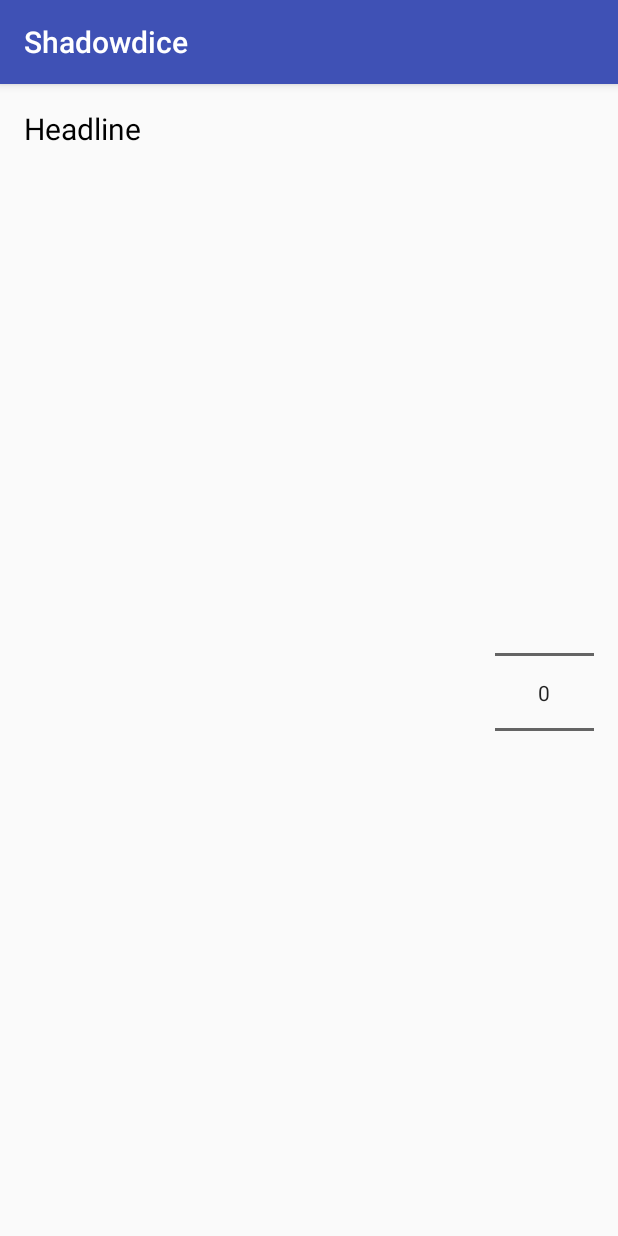
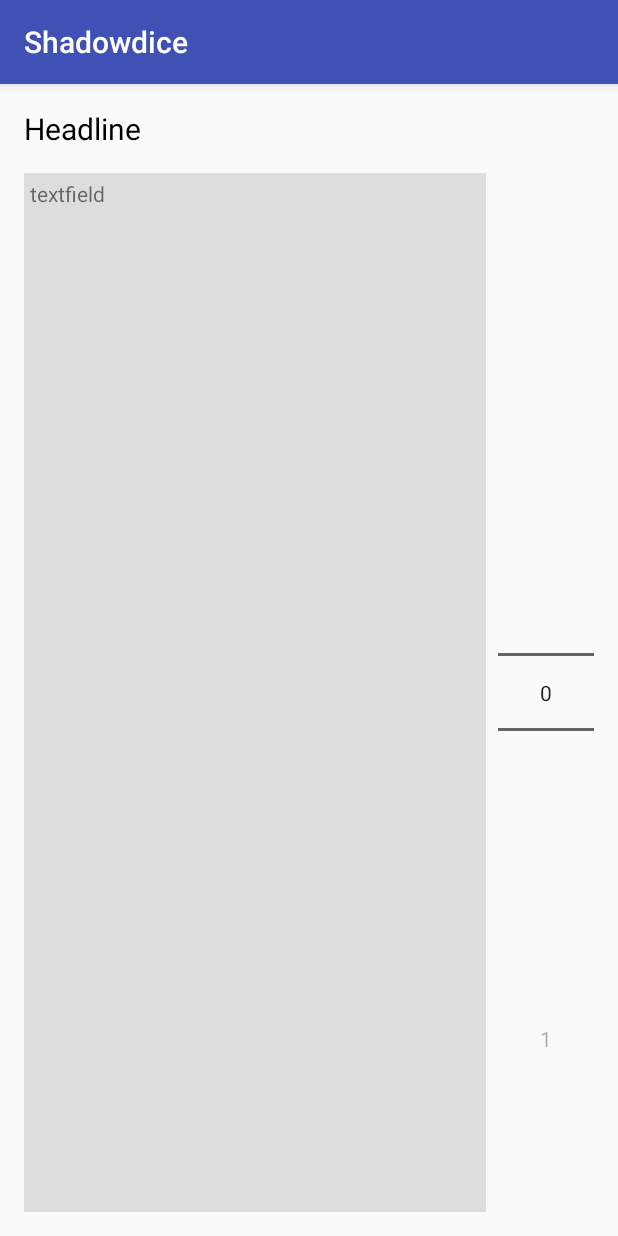
Before and after one commit to Harry-R/shadowdice, an Android app: the screen it shows after launch (MainActivity), on a phone screen of 412 x 824 dp. Run offline under Robolectric (Android 15) with nearby library versions, the phone set to English and light mode, and no system bars.

```diff
--- a/app/src/main/java/de/harryr/shadowdice/MainActivity.java
+++ b/app/src/main/java/de/harryr/shadowdice/MainActivity.java
@@ -2,12 +2,23 @@ package de.harryr.shadowdice;
 
 import android.support.v7.app.AppCompatActivity;
 import android.os.Bundle;
+import android.widget.NumberPicker;
 
 public class MainActivity extends AppCompatActivity {
+
+    NumberPicker numpicker;
 
     @Override
     protected void onCreate(Bundle savedInstanceState) {
         super.onCreate(savedInstanceState);
         setContentView(R.layout.activity_main);
+
+        // find views
+        numpicker = (NumberPicker) findViewById(R.id.numpicker);
+
+        // set up numpicker
+        numpicker.setMaxValue(30);
+        numpicker.setMinValue(0);
+        numpicker.setWrapSelectorWheel(false);
     }
 }
--- a/app/src/main/res/layout/activity_main.xml
+++ b/app/src/main/res/layout/activity_main.xml
@@ -24,6 +24,7 @@
         android:id="@+id/numpicker"
         android:layout_alignParentRight="true"
         android:layout_below="@id/txtv_headline">
+    </NumberPicker>
 
     <TextView
         android:layout_width="match_parent"
@@ -36,7 +37,4 @@
         android:layout_marginRight="8dp"
         android:padding="4dp"/>
 
-
-
-    </NumberPicker>
 </RelativeLayout>
```
